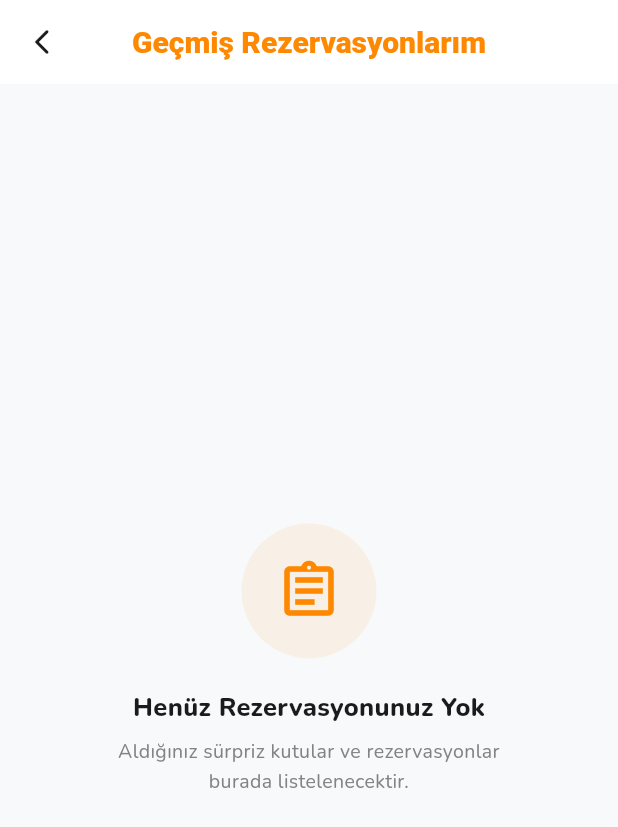
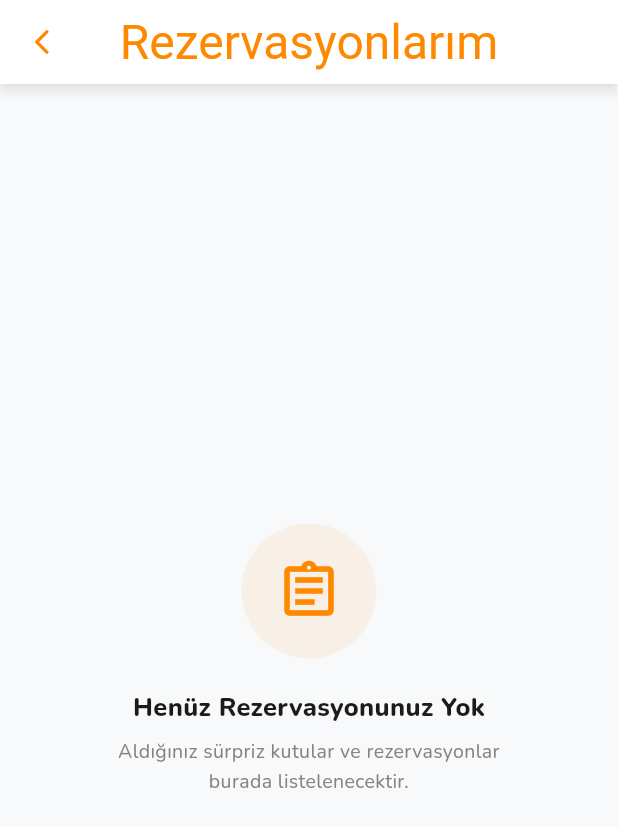
Before and after one commit to DeryaTelli/yemis, a Flutter app: the _FoodOrdersHistoryBody screen opened directly, on a phone screen of 412 x 824 dp. Shown: the top 827 px of the screen. Run offline on Flutter 3.47's test engine with Material 3 defaults, Android fonts, the light colour scheme and no system bars; our stand-ins replace easy_localization, firebase_core, firebase_messaging, flutter_local_notifications, flutter_map, geolocator and 8 more; missing offline and left inert: iconify_flutter; accounts and stored records are empty; network calls fail; Roboto replaces fonts that are missing (Orelega One).

Commit message:
fix the issue

```diff
--- a/lib/views/food/food_orders_history_view.dart
+++ b/lib/views/food/food_orders_history_view.dart
@@ -4,8 +4,6 @@ import 'package:provider/provider.dart';
 import 'package:qr_flutter/qr_flutter.dart';
 import '../../models/food/order_model.dart';
 import '../../utils/constants/app_colors.dart';
-import '../../utils/locale_keys.dart';
-import '../../utils/theme/text_styles_custom.dart';
 import '../../viewmodels/food/food_orders_history_viewmodel.dart';
 
 class FoodOrdersHistoryView extends StatelessWidget {
@@ -39,20 +37,7 @@ class _FoodOrdersHistoryBodyState extends State<_FoodOrdersHistoryBody> {
 
     return Scaffold(
       backgroundColor: const Color(0xFFF8F9FA),
-      appBar: AppBar(
-        title: const Text(
-          'Geçmiş Rezervasyonlarım',
-          style: TextStyle(fontWeight: FontWeight.w800, fontSize: 20),
-        ),
-        centerTitle: true,
-        backgroundColor: Colors.white,
-        elevation: 0,
-        foregroundColor: AppColors.primaryTextColor,
-        leading: IconButton(
-          icon: const Icon(Icons.arrow_back_ios_new_rounded, size: 20),
-          onPressed: () => Navigator.pop(context),
-        ),
-      ),
+      appBar: AppBar(title: const Text('Rezervasyonlarım')),
       body: RefreshIndicator(
         onRefresh: () => vm.fetchOrders(),
         color: AppColors.primaryColor,
@@ -77,7 +62,11 @@ class _FoodOrdersHistoryBodyState extends State<_FoodOrdersHistoryBody> {
           child: Column(
             mainAxisSize: MainAxisSize.min,
             children: [
-              const Icon(Icons.error_outline_rounded, color: Colors.red, size: 48),
+              const Icon(
+                Icons.error_outline_rounded,
+                color: Colors.red,
+                size: 48,
+              ),
               const SizedBox(height: 16),
               Text(
                 'Bir hata oluştu:\n${vm.errorMessage}',
@@ -89,9 +78,14 @@ class _FoodOrdersHistoryBodyState extends State<_FoodOrdersHistoryBody> {
                 onPressed: () => vm.fetchOrders(),
                 style: ElevatedButton.styleFrom(
                   backgroundColor: AppColors.primaryColor,
-                  shape: RoundedRectangleBorder(borderRadius: BorderRadius.circular(12)),
+                  shape: RoundedRectangleBorder(
+                    borderRadius: BorderRadius.circular(12),
+                  ),
                 ),
-                child: const Text('Tekrar Dene', style: TextStyle(color: Colors.white)),
+                child: const Text(
+                  'Tekrar Dene',
+                  style: TextStyle(color: Colors.white),
+                ),
               ),
             ],
           ),
@@ -108,7 +102,7 @@ class _FoodOrdersHistoryBodyState extends State<_FoodOrdersHistoryBody> {
               width: 90,
               height: 90,
               decoration: BoxDecoration(
-                color: AppColors.primaryColor.withOpacity(0.08),
+                color: AppColors.primaryColor.withValues(alpha: 0.08),
                 shape: BoxShape.circle,
               ),
               child: const Icon(
@@ -144,7 +138,7 @@ class _FoodOrdersHistoryBodyState extends State<_FoodOrdersHistoryBody> {
     return ListView.separated(
       padding: const EdgeInsets.all(16),
       itemCount: vm.orders.length,
-      separatorBuilder: (_, __) => const SizedBox(height: 14),
+      separatorBuilder: (_, _) => const SizedBox(height: 14),
       itemBuilder: (context, index) {
         final order = vm.orders[index];
         return _buildOrderCard(order);
@@ -156,7 +150,9 @@ class _FoodOrdersHistoryBodyState extends State<_FoodOrdersHistoryBody> {
     final bag = order.bag;
     final shopName = bag?.shopName ?? 'Bilinmeyen İşletme';
     final bagTitle = bag?.title ?? 'Sürpriz Kutu';
-    final formattedDate = DateFormat('dd.MM.yyyy, HH:mm').format(order.orderTime);
+    final formattedDate = DateFormat(
+      'dd.MM.yyyy, HH:mm',
+    ).format(order.orderTime);
     final status = order.orderStatus.toLowerCase();
 
     Color statusColor;
@@ -191,12 +187,12 @@ class _FoodOrdersHistoryBodyState extends State<_FoodOrdersHistoryBody> {
         borderRadius: BorderRadius.circular(16),
         boxShadow: [
           BoxShadow(
-            color: Colors.black.withOpacity(0.03),
+            color: Colors.black.withValues(alpha: 0.03),
             blurRadius: 10,
             offset: const Offset(0, 4),
           ),
         ],
-        border: Border.all(color: Colors.grey.withOpacity(0.08)),
+        border: Border.all(color: Colors.grey.withValues(alpha: 0.08)),
       ),
       child: ClipRRect(
         borderRadius: BorderRadius.circular(16),
@@ -210,12 +206,20 @@ class _FoodOrdersHistoryBodyState extends State<_FoodOrdersHistoryBody> {
                 children: [
                   CircleAvatar(
                     radius: 20,
-                    backgroundColor: AppColors.primaryColor.withOpacity(0.1),
-                    backgroundImage: bag?.shopLogoUrl != null && bag!.shopLogoUrl!.startsWith('http')
+                    backgroundColor: AppColors.primaryColor.withValues(
+                      alpha: 0.1,
+                    ),
+                    backgroundImage:
+                        bag?.shopLogoUrl != null &&
+                            bag!.shopLogoUrl!.startsWith('http')
                         ? NetworkImage(bag.shopLogoUrl!)
                         : null,
                     child: bag?.shopLogoUrl == null
-                        ? const Icon(Icons.storefront_rounded, color: AppColors.primaryColor, size: 20)
+                        ? const Icon(
+                            Icons.storefront_rounded,
+                            color: AppColors.primaryColor,
+                            size: 20,
+                          )
                         : null,
                   ),
                   const SizedBox(width: 12),
@@ -245,9 +249,12 @@ class _FoodOrdersHistoryBodyState extends State<_FoodOrdersHistoryBody> {
                     ),
                   ),
                   Container(
-                    padding: const EdgeInsets.symmetric(horizontal: 10, vertical: 5),
+                    padding: const EdgeInsets.symmetric(
+                      horizontal: 10,
+                      vertical: 5,
+                    ),
                     decoration: BoxDecoration(
-                      color: statusColor.withOpacity(0.1),
+                      color: statusColor.withValues(alpha: 0.1),
                       borderRadius: BorderRadius.circular(20),
                     ),
                     child: Text(
@@ -281,9 +288,15 @@ class _FoodOrdersHistoryBodyState extends State<_FoodOrdersHistoryBody> {
                       borderRadius: BorderRadius.circular(10),
                       child: bag?.imageUrl != null && bag!.imageUrl!.isNotEmpty
                           ? (bag.imageUrl!.startsWith('http')
-                              ? Image.network(bag.imageUrl!, fit: BoxFit.cover)
-                              : Image.asset(bag.imageUrl!, fit: BoxFit.cover))
-                          : const Icon(Icons.shopping_bag_outlined, color: Colors.grey),
+                                ? Image.network(
+                                    bag.imageUrl!,
+                                    fit: BoxFit.cover,
+                                  )
+                                : Image.asset(bag.imageUrl!, fit: BoxFit.cover))
+                          : const Icon(
+                              Icons.shopping_bag_outlined,
+                              color: Colors.grey,
+                            ),
                     ),
                   ),
                   const SizedBox(width: 14),
@@ -344,7 +357,10 @@ class _FoodOrdersHistoryBodyState extends State<_FoodOrdersHistoryBody> {
             if (status == 'pending' || status == 'arrived') ...[
               const Divider(height: 1, color: Color(0xFFF1F1F1)),
               Padding(
-                padding: const EdgeInsets.symmetric(horizontal: 14, vertical: 10),
+                padding: const EdgeInsets.symmetric(
+                  horizontal: 14,
+                  vertical: 10,
+                ),
                 child: Row(
                   mainAxisAlignment: MainAxisAlignment.spaceBetween,
                   children: [
@@ -380,7 +396,10 @@ class _FoodOrdersHistoryBodyState extends State<_FoodOrdersHistoryBody> {
                         const SizedBox(width: 8),
                         if (order.pickupQrToken != null)
                           IconButton(
-                            icon: const Icon(Icons.qr_code_2_rounded, color: AppColors.primaryColor),
+                            icon: const Icon(
+                              Icons.qr_code_2_rounded,
+                              color: AppColors.primaryColor,
+                            ),
                             padding: EdgeInsets.zero,
                             constraints: const BoxConstraints(),
                             onPressed: () => _showQrDialog(order),
--- a/pubspec.yaml
+++ b/pubspec.yaml
@@ -53,6 +53,7 @@ dependencies:
   firebase_messaging: ^15.2.1
   flutter_local_notifications: ^18.0.1
   intl: ^0.20.2
+  qr_flutter: ^4.1.0
 
 dev_dependencies:
   flutter_test:
```
Also changed, not shown: pubspec.lock.
